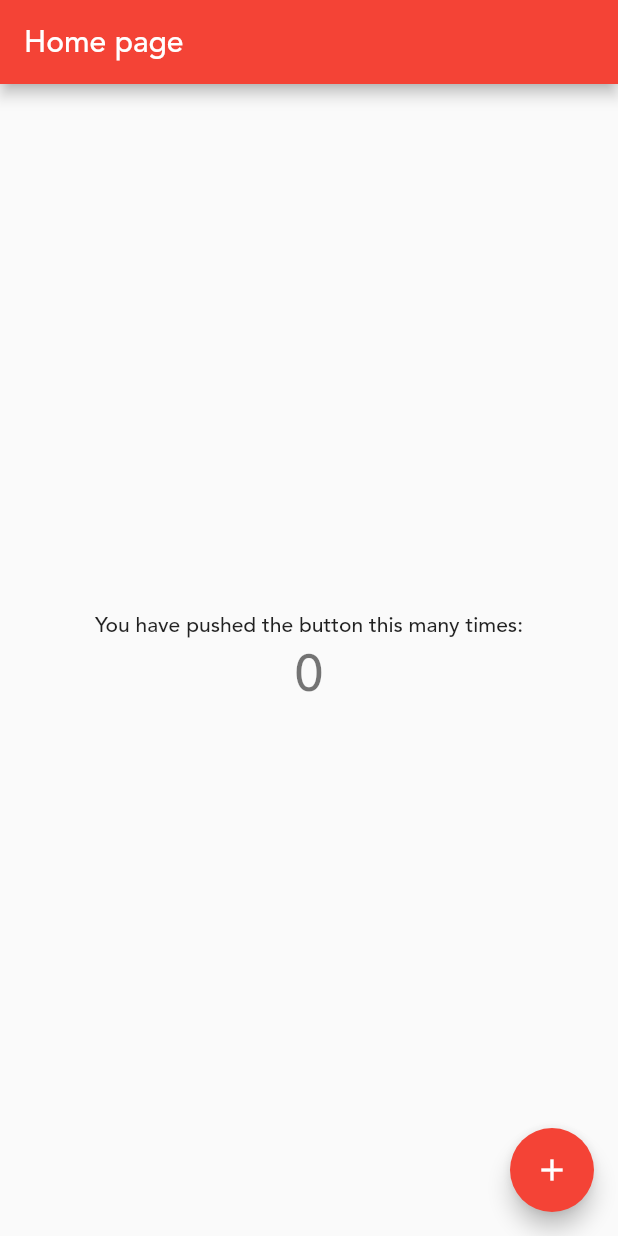
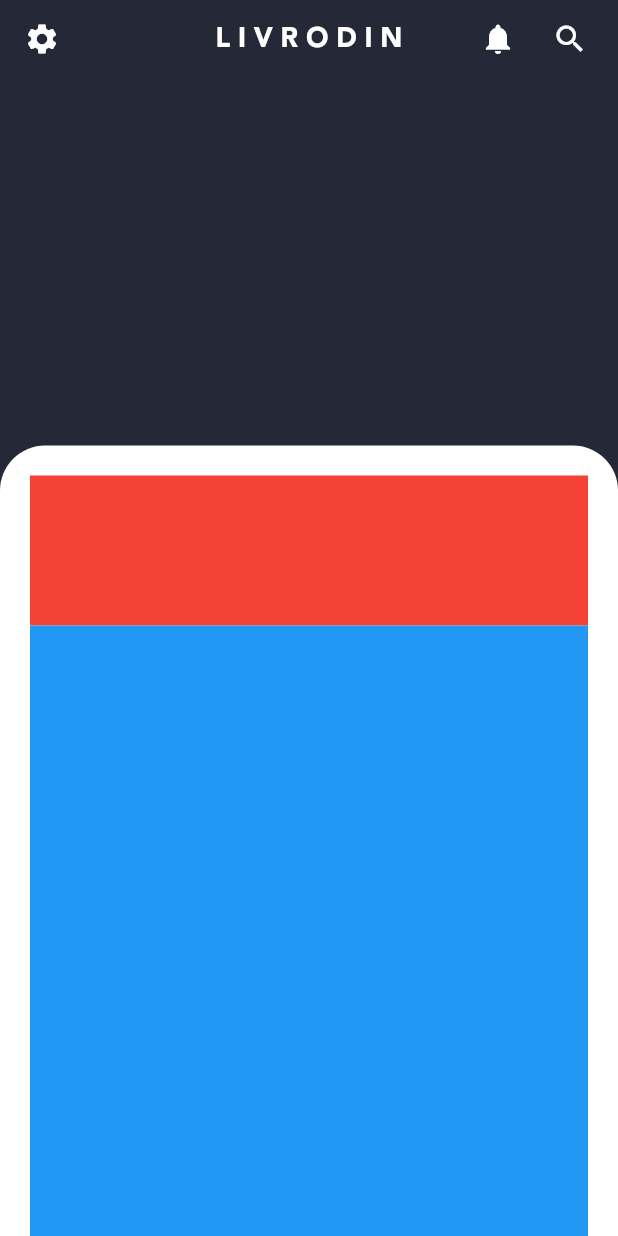
Before and after one commit to booktcc/livrodin_app, a Flutter app: the screen it shows after launch, on a phone screen of 412 x 824 dp. Run offline on Flutter 3.47's test engine with Material 2 defaults, Android fonts, the phone set to English and light mode, and no system bars; our stand-ins replace firebase_core, get, page_transition; accounts and stored records are empty.

Commit message:
chore: initial home page

```diff
--- a/lib/pages/home_page.dart
+++ b/lib/pages/home_page.dart
@@ -1,3 +1,5 @@
+import 'package:app_flutter/components/header.dart';
+import 'package:app_flutter/configs/themes.dart';
 import 'package:flutter/material.dart';
 
 class HomePage extends StatefulWidget {
@@ -8,36 +10,52 @@ class HomePage extends StatefulWidget {
 }
 
 class _HomePageState extends State<HomePage> {
-  int _counter = 0;
-
-  void _incrementCounter() {
-    setState(() {
-      _counter++;
-    });
-  }
-
   @override
   Widget build(BuildContext context) {
     return Scaffold(
-      appBar: AppBar(
-        title: const Text("Home page"),
-      ),
-      body: Center(
-        child: Column(
-          mainAxisAlignment: MainAxisAlignment.center,
-          children: <Widget>[
-            const Text('You have pushed the button this many times:'),
-            Text(
-              '$_counter',
-              style: Theme.of(context).textTheme.headline4,
+      appBar: const Header(),
+      backgroundColor: dark,
+      body: Column(
+        children: [
+          const SizedBox(
+            height: 241,
+            width: double.infinity,
+          ),
+          Flexible(
+            child: Container(
+              width: double.infinity,
+              // border rounded top
+              decoration: const BoxDecoration(
+                borderRadius: BorderRadius.only(
+                  topLeft: Radius.circular(30),
+                  topRight: Radius.circular(30),
+                ),
+                color: Colors.white,
+              ),
+              child: SingleChildScrollView(
+                child: Padding(
+                  padding: const EdgeInsets.all(20),
+                  child: Column(
+                    children: [
+                      Container(
+                        color: Colors.red,
+                        height: 100,
+                      ),
+                      Container(
+                        color: Colors.blue,
+                        height: 500,
+                      ),
+                      Container(
+                        color: Colors.yellow,
+                        height: 400,
+                      ),
+                    ],
+                  ),
+                ),
+              ),
             ),
-          ],
-        ),
-      ),
-      floatingActionButton: FloatingActionButton(
-        onPressed: _incrementCounter,
-        tooltip: 'Increment',
-        child: const Icon(Icons.add),
+          )
+        ],
       ),
     );
   }
```
